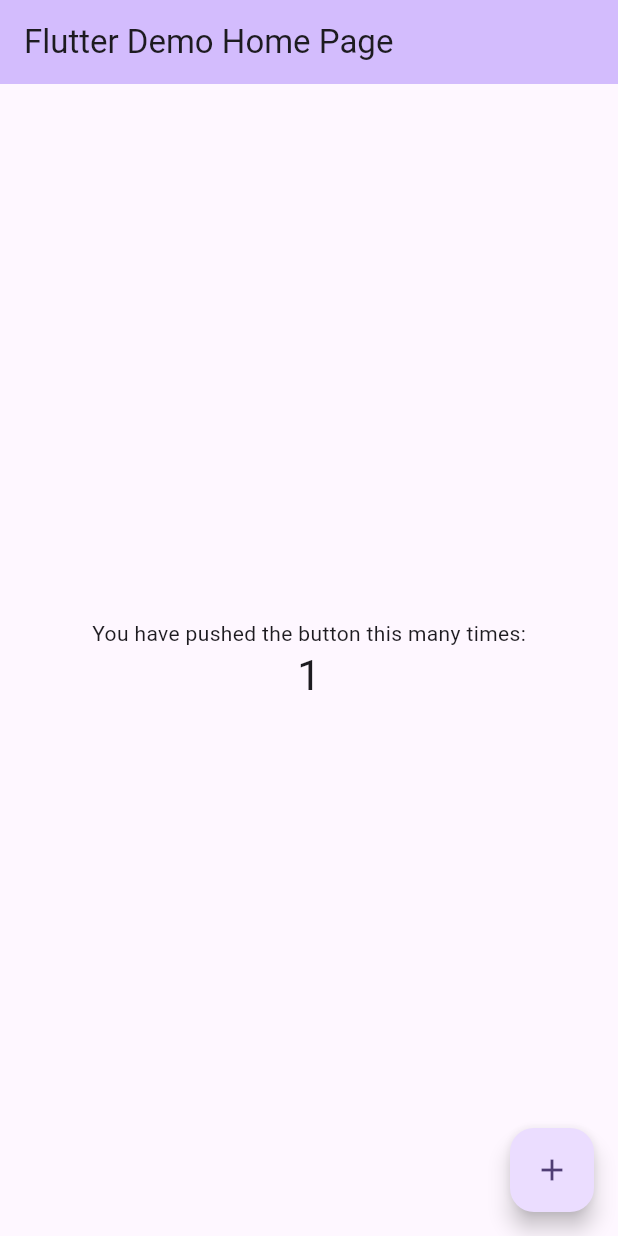
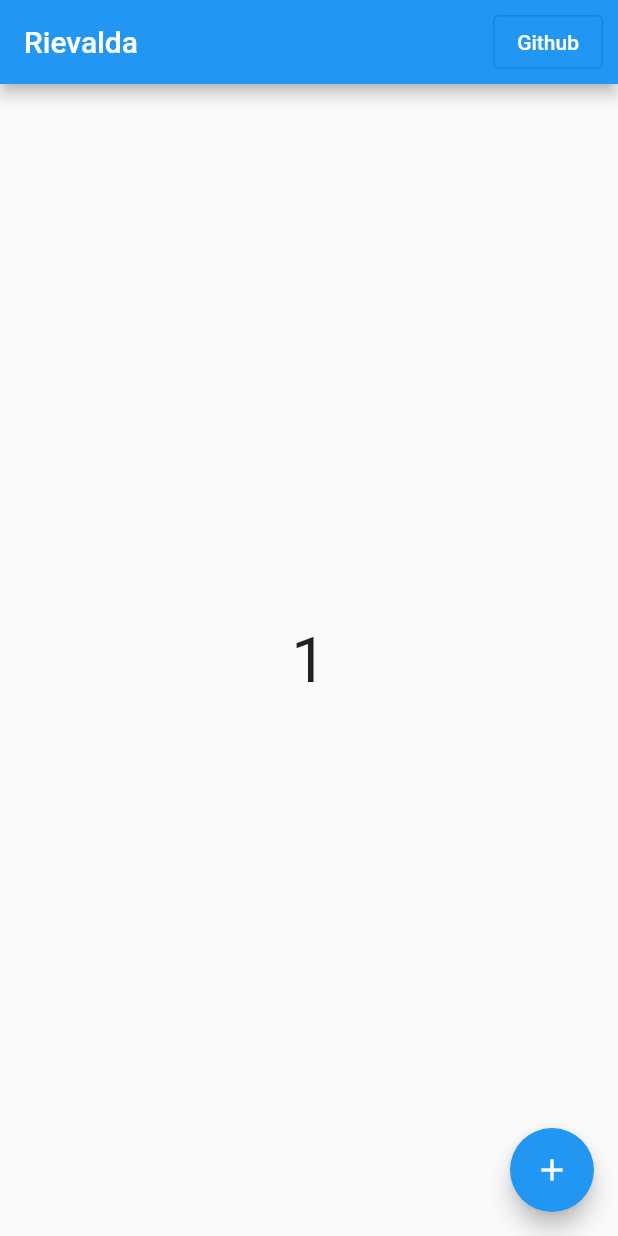
Before and after one commit to ciinamon/rievalda_flutter, a Flutter app: the screen it shows after launch, after a tap on the "add" icon, on a phone screen of 412 x 824 dp. Run offline on Flutter 3.47's test engine with Material 2 defaults, Android fonts, the phone set to English and light mode, and no system bars; missing offline and left inert: dart:html.

Commit message:
github link

```diff
--- a/lib/main.dart
+++ b/lib/main.dart
@@ -1,125 +1,72 @@
+// ignore_for_file: avoid_web_libraries_in_flutter
+
 import 'package:flutter/material.dart';
+import 'dart:html' as html;
 
 void main() {
   runApp(const MyApp());
 }
 
 class MyApp extends StatelessWidget {
-  const MyApp({super.key});
+  const MyApp({Key? key}) : super(key: key);
 
-  // This widget is the root of your application.
   @override
   Widget build(BuildContext context) {
     return MaterialApp(
       title: 'Flutter Demo',
       theme: ThemeData(
-        // This is the theme of your application.
-        //
-        // TRY THIS: Try running your application with "flutter run". You'll see
-        // the application has a blue toolbar. Then, without quitting the app,
-        // try changing the seedColor in the colorScheme below to Colors.green
-        // and then invoke "hot reload" (save your changes or press the "hot
-        // reload" button in a Flutter-supported IDE, or press "r" if you used
-        // the command line to start the app).
-        //
-        // Notice that the counter didn't reset back to zero; the application
-        // state is not lost during the reload. To reset the state, use hot
-        // restart instead.
-        //
-        // This works for code too, not just values: Most code changes can be
-        // tested with just a hot reload.
-        colorScheme: ColorScheme.fromSeed(seedColor: Colors.deepPurple),
-        useMaterial3: true,
+        primarySwatch: Colors.blue,
       ),
-      home: const MyHomePage(title: 'Flutter Demo Home Page'),
+      debugShowCheckedModeBanner: false,
+      home: const Home(),
     );
   }
 }
 
-class MyHomePage extends StatefulWidget {
-  const MyHomePage({super.key, required this.title});
-
-  // This widget is the home page of your application. It is stateful, meaning
-  // that it has a State object (defined below) that contains fields that affect
-  // how it looks.
-
-  // This class is the configuration for the state. It holds the values (in this
-  // case the title) provided by the parent (in this case the App widget) and
-  // used by the build method of the State. Fields in a Widget subclass are
-  // always marked "final".
-
-  final String title;
+class Home extends StatefulWidget {
+  const Home({super.key});
 
   @override
-  State<MyHomePage> createState() => _MyHomePageState();
+  State<Home> createState() => _HomeState();
 }
 
-class _MyHomePageState extends State<MyHomePage> {
-  int _counter = 0;
-
-  void _incrementCounter() {
-    setState(() {
-      // This call to setState tells the Flutter framework that something has
-      // changed in this State, which causes it to rerun the build method below
-      // so that the display can reflect the updated values. If we changed
-      // _counter without calling setState(), then the build method would not be
-      // called again, and so nothing would appear to happen.
-      _counter++;
-    });
-  }
-
+class _HomeState extends State<Home> {
+  var x = 0;
   @override
   Widget build(BuildContext context) {
-    // This method is rerun every time setState is called, for instance as done
-    // by the _incrementCounter method above.
-    //
-    // The Flutter framework has been optimized to make rerunning build methods
-    // fast, so that you can just rebuild anything that needs updating rather
-    // than having to individually change instances of widgets.
     return Scaffold(
+      floatingActionButton: FloatingActionButton(
+        onPressed: () {
+          setState(() {
+            x = x + 1;
+            // print(x);
+          });
+        },
+        child: const Icon(Icons.add),
+      ),
       appBar: AppBar(
-        // TRY THIS: Try changing the color here to a specific color (to
-        // Colors.amber, perhaps?) and trigger a hot reload to see the AppBar
-        // change color while the other colors stay the same.
-        backgroundColor: Theme.of(context).colorScheme.inversePrimary,
-        // Here we take the value from the MyHomePage object that was created by
-        // the App.build method, and use it to set our appbar title.
-        title: Text(widget.title),
+        title: const Text('Rievalda'),
+        actions: [
+          Center(
+            child: OutlinedButton(
+              onPressed: () {
+                html.window.open('https://github.com/ciinamon/rievalda_flutter', 'new tab');
+              },
+              child: const Text(
+                'Github',
+                style: TextStyle(color: Colors.white),
+              ),
+            ),
+          ),
+          const SizedBox(width: 10),
+        ],
       ),
       body: Center(
-        // Center is a layout widget. It takes a single child and positions it
-        // in the middle of the parent.
-        child: Column(
-          // Column is also a layout widget. It takes a list of children and
-          // arranges them vertically. By default, it sizes itself to fit its
-          // children horizontally, and tries to be as tall as its parent.
-          //
-          // Column has various properties to control how it sizes itself and
-          // how it positions its children. Here we use mainAxisAlignment to
-          // center the children vertically; the main axis here is the vertical
-          // axis because Columns are vertical (the cross axis would be
-          // horizontal).
-          //
-          // TRY THIS: Invoke "debug painting" (choose the "Toggle Debug Paint"
-          // action in the IDE, or press "p" in the console), to see the
-          // wireframe for each widget.
-          mainAxisAlignment: MainAxisAlignment.center,
-          children: <Widget>[
-            const Text(
-              'You have pushed the button this many times:',
-            ),
-            Text(
-              '$_counter',
-              style: Theme.of(context).textTheme.headlineMedium,
-            ),
-          ],
+        child: Text(
+          x.toString(),
+          textScaleFactor: 3,
         ),
       ),
-      floatingActionButton: FloatingActionButton(
-        onPressed: _incrementCounter,
-        tooltip: 'Increment',
-        child: const Icon(Icons.add),
-      ), // This trailing comma makes auto-formatting nicer for build methods.
     );
   }
 }
```
Also changed, not shown: firebase.json (added), 2 other files.
